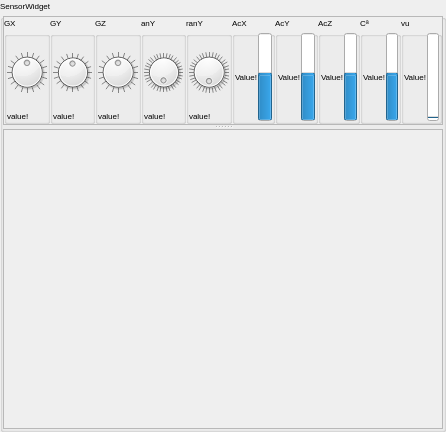
First picture: the form in Apps/LWControl/sensorswidget.ui, repository darkjavi/ws2812Wheels, before the edit.
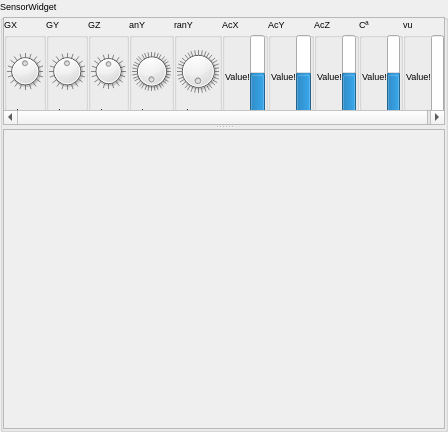
Second picture: the form after the edit.

```diff
--- a/Apps/LWControl/sensorswidget.ui
+++ b/Apps/LWControl/sensorswidget.ui
@@ -6,13 +6,13 @@
    <rect>
     <x>0</x>
     <y>0</y>
-    <width>446</width>
+    <width>448</width>
     <height>432</height>
    </rect>
   </property>
   <property name="font">
    <font>
-    <pointsize>6</pointsize>
+    <pointsize>7</pointsize>
    </font>
   </property>
   <property name="windowTitle">
@@ -884,6 +884,11 @@
         <height>300</height>
        </size>
       </property>
+      <property name="font">
+       <font>
+        <pointsize>8</pointsize>
+       </font>
+      </property>
       <property name="widgetResizable">
        <bool>true</bool>
       </property>
```
